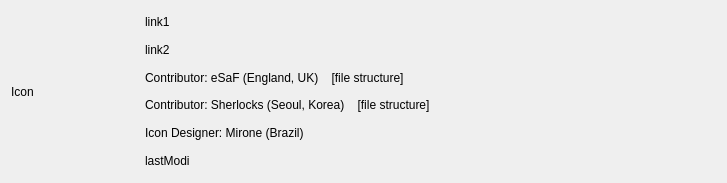
Old version of the form aboutdialog.ui in the repository ic005k/OCAuxiliaryTools.
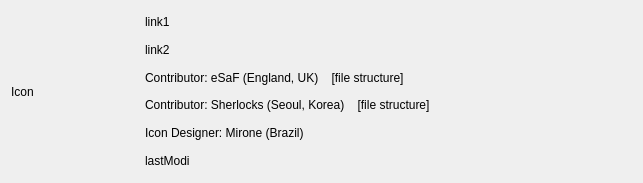
New version of the form.

Patch:
```diff
--- a/aboutdialog.ui
+++ b/aboutdialog.ui
@@ -6,7 +6,7 @@
    <rect>
     <x>0</x>
     <y>0</y>
-    <width>727</width>
+    <width>643</width>
     <height>183</height>
    </rect>
   </property>
```
